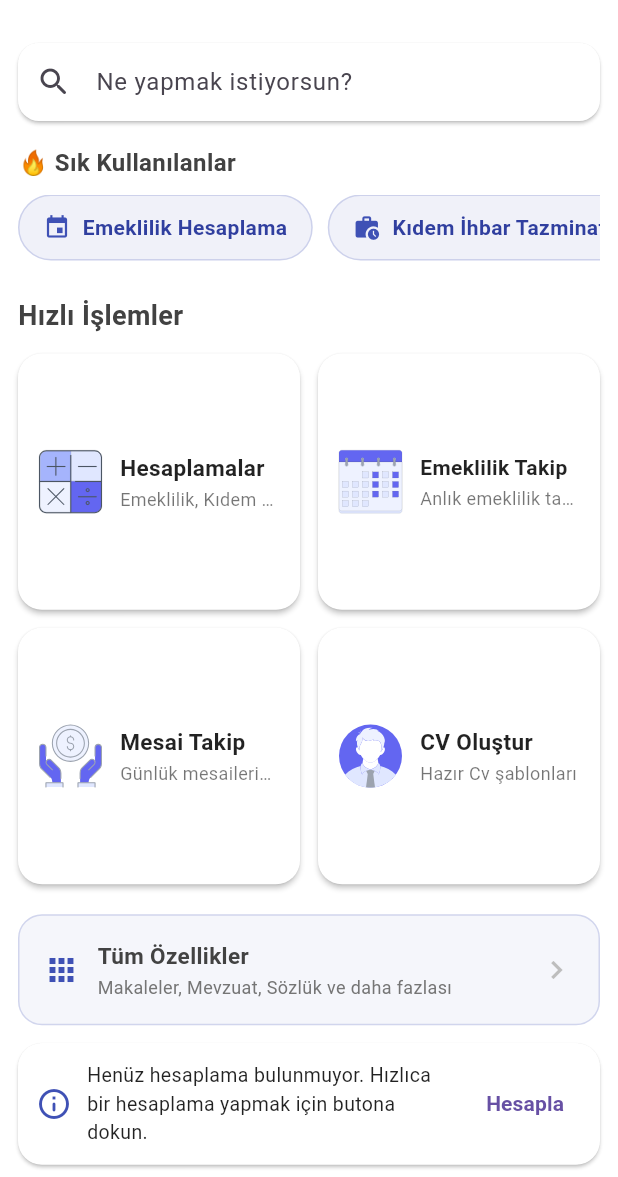
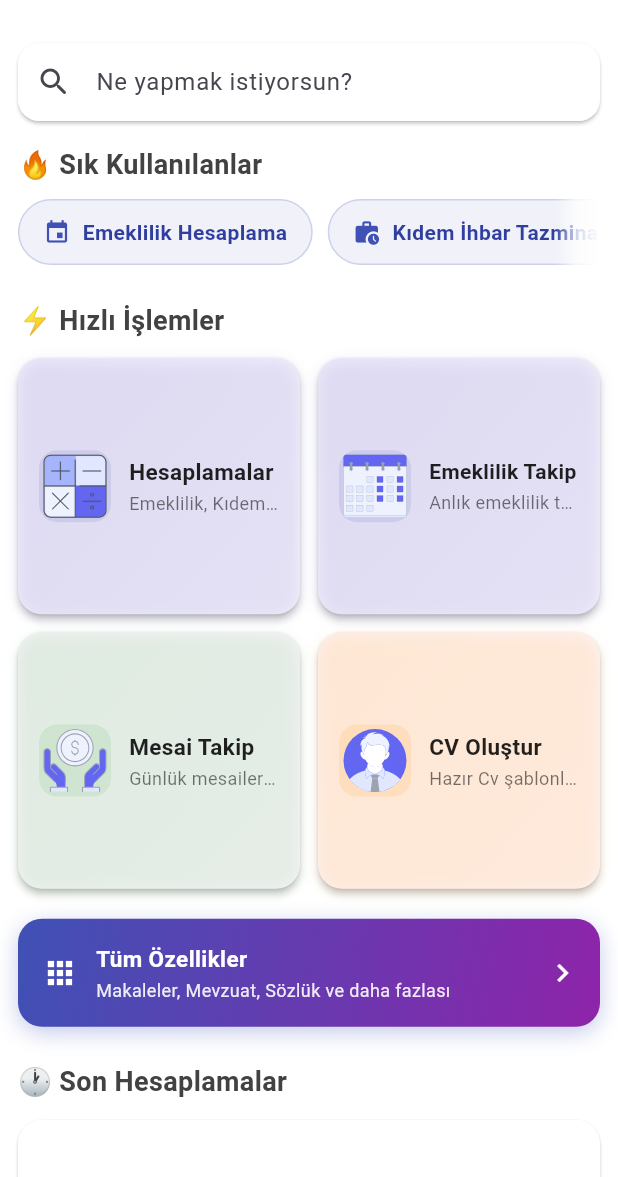
Before and after one commit to life1666/sosyalguvenlikmobil-ios, a Flutter app: the screen it shows after launch, on a phone screen of 412 x 824 dp, the part 59-1236 px from its top. Run offline on Flutter 3.47's test engine with Material 3 defaults, Android fonts, the phone set to English and light mode, and no system bars; our stand-ins replace cloud_firestore, firebase_analytics, firebase_auth, firebase_core, firebase_crashlytics, flutter_svg and 9 more; missing offline and left inert: excel; accounts and stored records are empty.

Commit message:
High priority UI improvements: Consistent headers, scroll indicator, empty state, gradient cards, animated button

```diff
--- a/lib/screens/ana_ekran.dart
+++ b/lib/screens/ana_ekran.dart
@@ -559,7 +559,7 @@ class _AnaEkranState extends State<AnaEkran> {
             child: Padding(
               padding: const EdgeInsets.fromLTRB(12, 16, 12, 12),
               child: Text(
-                'Hızlı İşlemler',
+                '⚡ Hızlı İşlemler',
                 style: TextStyle(
                   fontSize: 18,
                   fontWeight: FontWeight.w700,
@@ -742,13 +742,26 @@ class _AnaEkranState extends State<AnaEkran> {
                   child: Container(
                     padding: EdgeInsets.all(16),
                     decoration: BoxDecoration(
-                      color: Colors.indigo.withOpacity(0.05),
                       borderRadius: BorderRadius.circular(16),
-                      border: Border.all(color: Colors.indigo.withOpacity(0.2)),
+                      gradient: LinearGradient(
+                        begin: Alignment.topLeft,
+                        end: Alignment.bottomRight,
+                        colors: [
+                          Colors.indigo,
+                          Colors.purple.shade600,
+                        ],
+                      ),
+                      boxShadow: [
+                        BoxShadow(
+                          color: Colors.indigo.withOpacity(0.3),
+                          blurRadius: 12,
+                          offset: Offset(0, 4),
+                        ),
+                      ],
                     ),
                     child: Row(
                       children: [
-                        Icon(Icons.apps, color: Colors.indigo),
+                        Icon(Icons.apps, color: Colors.white),
                         SizedBox(width: 12),
                         Expanded(
                           child: Column(
@@ -759,7 +772,7 @@ class _AnaEkranState extends State<AnaEkran> {
                                 style: TextStyle(
                                   fontSize: 15,
                                   fontWeight: FontWeight.w600,
-                                  color: Colors.grey[800],
+                                  color: Colors.white,
                                 ),
                               ),
                               SizedBox(height: 2),
@@ -767,13 +780,23 @@ class _AnaEkranState extends State<AnaEkran> {
                                 'Makaleler, Mevzuat, Sözlük ve daha fazlası',
                                 style: TextStyle(
                                   fontSize: 12,
-                                  color: Colors.grey[600],
+                                  color: Colors.white.withOpacity(0.9),
                                 ),
                               ),
                             ],
                           ),
                         ),
-                        Icon(Icons.chevron_right, color: Colors.grey[400]),
+                        TweenAnimationBuilder<double>(
+                          tween: Tween(begin: 0.0, end: 1.0),
+                          duration: Duration(milliseconds: 1500),
+                          curve: Curves.easeInOut,
+                          builder: (context, value, child) {
+                            return Transform.translate(
+                              offset: Offset(value * 3, 0),
+                              child: Icon(Icons.chevron_right, color: Colors.white),
+                            );
+                          },
+                        ),
                       ],
                     ),
                   ),
@@ -782,10 +805,25 @@ class _AnaEkranState extends State<AnaEkran> {
             ),
           ),
 
+          // Son Hesaplamalar Başlığı
+          SliverToBoxAdapter(
+            child: Padding(
+              padding: const EdgeInsets.fromLTRB(12, 16, 12, 12),
+              child: Text(
+                '🕐 Son Hesaplamalar',
+                style: TextStyle(
+                  fontSize: 18,
+                  fontWeight: FontWeight.w700,
+                  color: Colors.grey[800],
+                ),
+              ),
+            ),
+          ),
+
           // Son Aktiviteler
           SliverToBoxAdapter(
             child: Padding(
-              padding: const EdgeInsets.fromLTRB(12, 4, 12, 24),
+              padding: const EdgeInsets.fromLTRB(12, 0, 12, 24),
               child: _SonHesaplamalarBlock(),
             ),
           ),
@@ -1090,19 +1128,45 @@ class _HomeCard extends StatelessWidget {
         : Icon(icon, color: color, size: 42);
 
     return Material(
-      color: Colors.white,
-      elevation: 1.5,
+      elevation: 2,
       borderRadius: BorderRadius.circular(16),
+      child: Container(
+        decoration: BoxDecoration(
+          borderRadius: BorderRadius.circular(16),
+          gradient: LinearGradient(
+            begin: Alignment.topLeft,
+            end: Alignment.bottomRight,
+            colors: [
+              color.withOpacity(0.08),
+              color.withOpacity(0.04),
+            ],
+          ),
+          boxShadow: [
+            BoxShadow(
+              color: color.withOpacity(0.1),
+              blurRadius: 8,
+              offset: Offset(0, 2),
+            ),
+          ],
+        ),
         child: InkWell(
           borderRadius: BorderRadius.circular(16),
           onTap: onTap,
-        splashColor: Colors.indigo.withOpacity(.08),
-        highlightColor: Colors.indigo.withOpacity(.04),
+          splashColor: color.withOpacity(.12),
+          highlightColor: color.withOpacity(.06),
           child: Padding(
             padding: const EdgeInsets.symmetric(horizontal: 14, vertical: 14),
             child: Row(
               children: [
-              SizedBox(width: 42, height: 42, child: Center(child: iconWidget)),
+                Container(
+                  width: 48,
+                  height: 48,
+                  decoration: BoxDecoration(
+                    color: color.withOpacity(0.12),
+                    borderRadius: BorderRadius.circular(12),
+                  ),
+                  child: Center(child: iconWidget),
+                ),
                 const SizedBox(width: 12),
                 Expanded(
                   child: Column(
@@ -1135,6 +1199,7 @@ class _HomeCard extends StatelessWidget {
                   ),
                 ),
               ],
+            ),
           ),
         ),
       ),
@@ -1204,16 +1269,11 @@ class _SonHesaplamalarBlockState extends State<_SonHesaplamalarBlock> {
             ? Column(
           crossAxisAlignment: CrossAxisAlignment.start,
           children: [
+            // Başlık kaldırıldı - artık üstte ayrı başlık var
             Row(
               mainAxisAlignment: MainAxisAlignment.spaceBetween,
               children: [
-                            const Text(
-                              'Son Hesaplamalar',
-                              style: TextStyle(
-                                fontSize: 14,
-                                fontWeight: FontWeight.w700,
-                              ),
-                            ),
+                Spacer(),
                 Icon(
                   Icons.chevron_right_rounded,
                   color: Colors.grey[600],
@@ -1221,7 +1281,7 @@ class _SonHesaplamalarBlockState extends State<_SonHesaplamalarBlock> {
                 ),
               ],
             ),
-            const SizedBox(height: 8),
+            const SizedBox(height: 4),
                         ..._hesaplamalar.map(
                           (hesaplama) => Padding(
                 padding: const EdgeInsets.symmetric(vertical: 6),
@@ -1270,18 +1330,36 @@ class _SonHesaplamalarBlockState extends State<_SonHesaplamalarBlock> {
             ),
           ],
         )
-            : Row(
+            : Container(
+          padding: EdgeInsets.all(24),
+          child: Column(
+            mainAxisAlignment: MainAxisAlignment.center,
             children: [
-            const Icon(Icons.info_outline_rounded, color: Colors.indigo),
-            const SizedBox(width: 10),
-            const Expanded(
-              child: Text(
-                            'Henüz hesaplama bulunmuyor. Hızlıca bir hesaplama yapmak için butona dokun.',
-                style: TextStyle(fontSize: 13),
+              Icon(
+                Icons.calculate_outlined,
+                size: 120,
+                color: Colors.indigo.withOpacity(0.3),
+              ),
+              const SizedBox(height: 24),
+              Text(
+                'Henüz Hesaplama Yok',
+                style: TextStyle(
+                  fontSize: 20,
+                  fontWeight: FontWeight.bold,
+                  color: Colors.grey[800],
                 ),
               ),
-            const SizedBox(width: 10),
-            TextButton(
+              const SizedBox(height: 12),
+              Text(
+                'İlk hesaplamanızı yapın ve burada görün!',
+                textAlign: TextAlign.center,
+                style: TextStyle(
+                  fontSize: 14,
+                  color: Colors.grey[600],
+                ),
+              ),
+              const SizedBox(height: 24),
+              FilledButton.icon(
                 onPressed: () {
                   Navigator.push(
                     context,
@@ -1290,9 +1368,19 @@ class _SonHesaplamalarBlockState extends State<_SonHesaplamalarBlock> {
                     ),
                   );
                 },
-                          child: const Text('Hesapla'),
+                icon: Icon(Icons.calculate_rounded),
+                label: Text('Hemen Hesapla'),
+                style: FilledButton.styleFrom(
+                  backgroundColor: Colors.indigo,
+                  foregroundColor: Colors.white,
+                  padding: EdgeInsets.symmetric(horizontal: 24, vertical: 12),
+                  shape: RoundedRectangleBorder(
+                    borderRadius: BorderRadius.circular(12),
+                  ),
+                ),
               ),
             ],
+          ),
                     ),
         ),
       ),
@@ -1320,7 +1408,7 @@ class _SikKullanilanlar extends StatelessWidget {
           Text(
             '🔥 Sık Kullanılanlar',
             style: TextStyle(
-              fontSize: 16,
+              fontSize: 18,
               fontWeight: FontWeight.w700,
               color: Colors.grey[800],
             ),
@@ -1328,7 +1416,9 @@ class _SikKullanilanlar extends StatelessWidget {
           SizedBox(height: 10),
           SizedBox(
             height: 44,
-            child: ListView.separated(
+            child: Stack(
+              children: [
+                ListView.separated(
                   scrollDirection: Axis.horizontal,
                   itemCount: popularItems.length,
                   separatorBuilder: (_, __) => SizedBox(width: 10),
@@ -1401,6 +1491,28 @@ class _SikKullanilanlar extends StatelessWidget {
                 );
                   },
                 ),
+                // Sağda fade gradient efekti (scroll göstergesi)
+                Positioned(
+                  right: 0,
+                  top: 0,
+                  bottom: 0,
+                  child: Container(
+                    width: 30,
+                    decoration: BoxDecoration(
+                      gradient: LinearGradient(
+                        begin: Alignment.centerLeft,
+                        end: Alignment.centerRight,
+                        colors: [
+                          Colors.white.withOpacity(0.0),
+                          Colors.white.withOpacity(0.8),
+                          Colors.white,
+                        ],
+                      ),
+                    ),
+                  ),
+                ),
+              ],
+            ),
           ),
         ],
       ),
```
Lines whose indentation alone changed are shown as unchanged.
